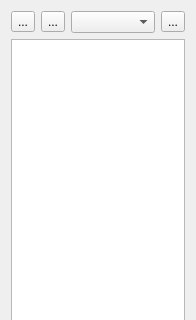
Above: krita/plugins/extensions/dockers/flipbook/wdgflipbookdocker.ui from KDE/calligra before the change; both pictures show x 0 to 196 and y 0 to 320 of the 196 by 570 pixel window. Below: the same form after it.
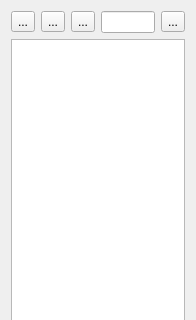
That is the form after the change. Custom widgets are drawn as their Qt base class.

Commit message: Make the navigation buttons work

Diff of the .ui file:
```diff
--- a/krita/plugins/extensions/dockers/flipbook/wdgflipbookdocker.ui
+++ b/krita/plugins/extensions/dockers/flipbook/wdgflipbookdocker.ui
@@ -6,7 +6,7 @@
    <rect>
     <x>0</x>
     <y>0</y>
-    <width>178</width>
+    <width>190</width>
     <height>570</height>
    </rect>
   </property>
@@ -28,7 +28,14 @@
       </widget>
      </item>
      <item>
-      <widget class="QComboBox" name="cmbFlipbooks"/>
+      <widget class="QToolButton" name="bnSaveFlipbook">
+       <property name="text">
+        <string>...</string>
+       </property>
+      </widget>
+     </item>
+     <item>
+      <widget class="QLineEdit" name="txtName"/>
      </item>
      <item>
       <widget class="QToolButton" name="bnDeleteFlipbook">
@@ -103,6 +110,13 @@
    </item>
   </layout>
  </widget>
+ <customwidgets>
+  <customwidget>
+   <class>FlipbookView</class>
+   <extends>QListView</extends>
+   <header location="global">FlipbookView.h</header>
+  </customwidget>
+ </customwidgets>
  <resources/>
  <connections/>
 </ui>
```
Left out of the diff: 2 changed lines with no effect on the pictures. The commit also changes 6 other files.
